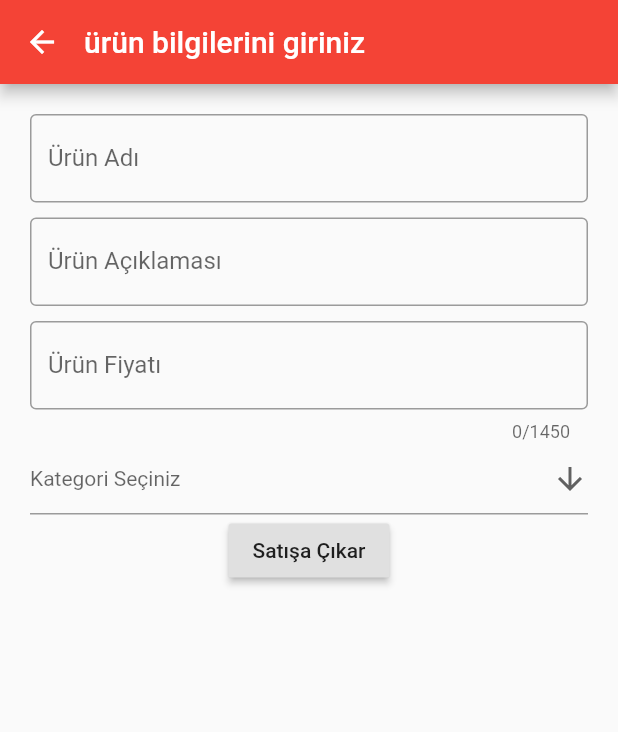
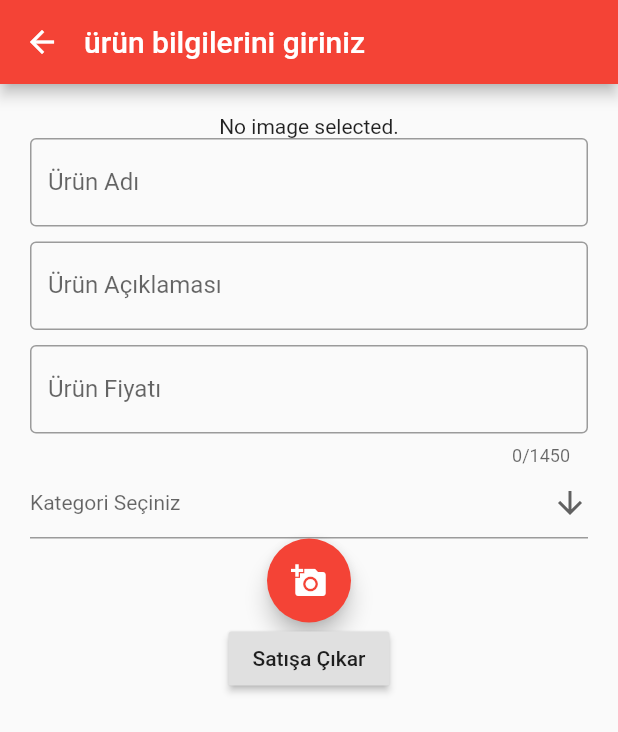
Before and after one commit to burhanelgun/kampusell-mobile, a Flutter app: the FillProductInfosScreen screen opened by its route, on a phone screen of 412 x 824 dp. Shown: the top 732 px of the screen. Run offline on Flutter 3.47's test engine with Material 2 defaults, Android fonts, the phone set to English and light mode, and no system bars; our stand-ins replace image_picker; network calls fail.

Commit message:
Add image picker

```diff
--- a/lib/states/_FillProductInfosState.dart
+++ b/lib/states/_FillProductInfosState.dart
@@ -3,6 +3,7 @@
 
 
 import 'dart:convert';
+import 'dart:io';
 
 import 'package:flutter/cupertino.dart';
 import 'package:flutter/material.dart';
@@ -11,6 +12,7 @@ import 'package:kampusell/model/product.dart';
 import 'package:kampusell/screens/dashboard/category-item.dart';
 import 'package:kampusell/screens/fill-product-infos/fill-product-infos.dart';
 import 'package:http/http.dart' as http;
+import 'package:image_picker/image_picker.dart';
 
 class FillProductInfosState extends State<FillProductInfosScreen>{
   Category productCategory = null;
@@ -19,8 +21,19 @@ class FillProductInfosState extends State<FillProductInfosScreen>{
   final productNameController = TextEditingController();
   final productDescriptionController = TextEditingController();
   final productPriceController = TextEditingController();
+  File _image;
+
 
   FillProductInfosState();
+
+  Future getImage() async {
+    print("tıklandı");
+    var image = await ImagePicker.pickImage(source: ImageSource.gallery);
+
+    setState(() {
+      _image = image;
+    });
+  }
 
   @override
   Widget build(BuildContext context) {
@@ -40,6 +53,18 @@ class FillProductInfosState extends State<FillProductInfosScreen>{
               mainAxisAlignment: MainAxisAlignment.start,
               crossAxisAlignment: CrossAxisAlignment.stretch,
               children: <Widget>[
+                Center(
+                  child: _image == null
+                      ? Text('No image selected.')
+                      :  Container(
+                        width: 70.0,
+                        height: 70.0,
+                        decoration: new BoxDecoration(
+                            shape: BoxShape.rectangle,
+                            image: new DecorationImage(
+                                fit: BoxFit.cover,
+                                image: FileImage(_image))))
+                ),
                 Form(
                     key: _formKey,
                     child: Column(
@@ -112,6 +137,11 @@ class FillProductInfosState extends State<FillProductInfosScreen>{
                               );
                             }).toList(),
                           ),
+                         FloatingActionButton(
+                            onPressed: getImage,
+                            tooltip: 'Pick Image',
+                            child: Icon(Icons.add_a_photo),
+                          ),
                           RaisedButton(
                             onPressed: () {
                               // Validate returns true if the form is valid, otherwise false.
--- a/pubspec.yaml
+++ b/pubspec.yaml
@@ -28,7 +28,7 @@ dependencies:
 dev_dependencies:
   flutter_test:
     sdk: flutter
-
+  image_picker:
 
 # For information on the generic Dart part of this file, see the
 # following page: https://dart.dev/tools/pub/pubspec
```
Also changed, not shown: pubspec.lock, 1 other file.
